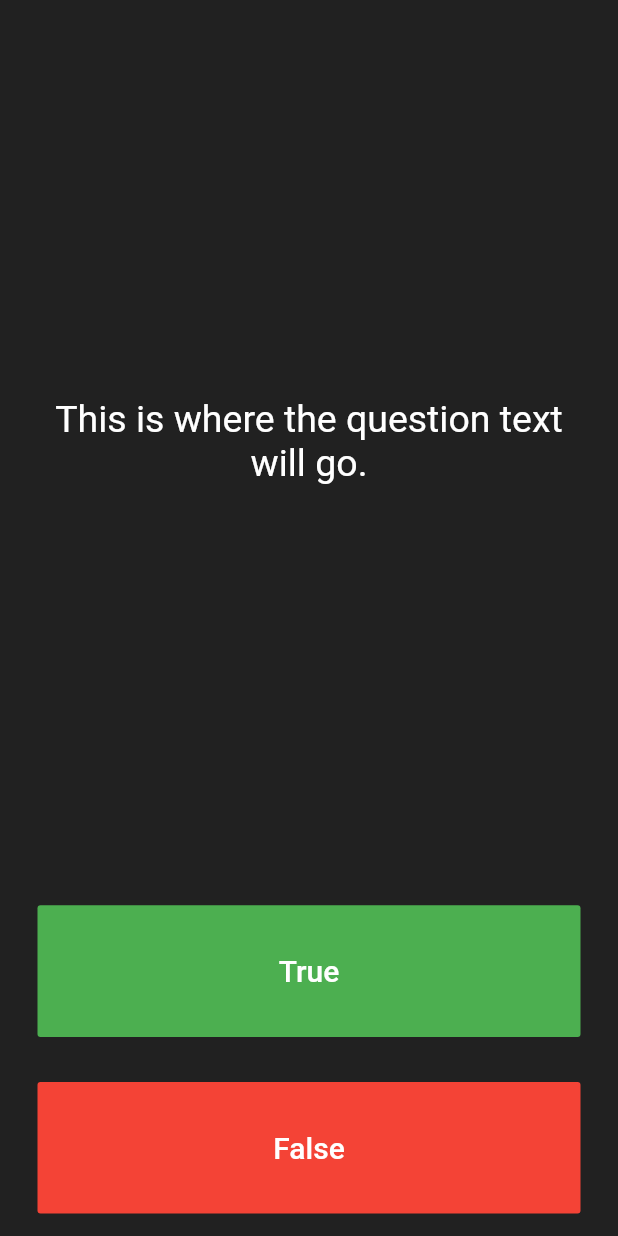
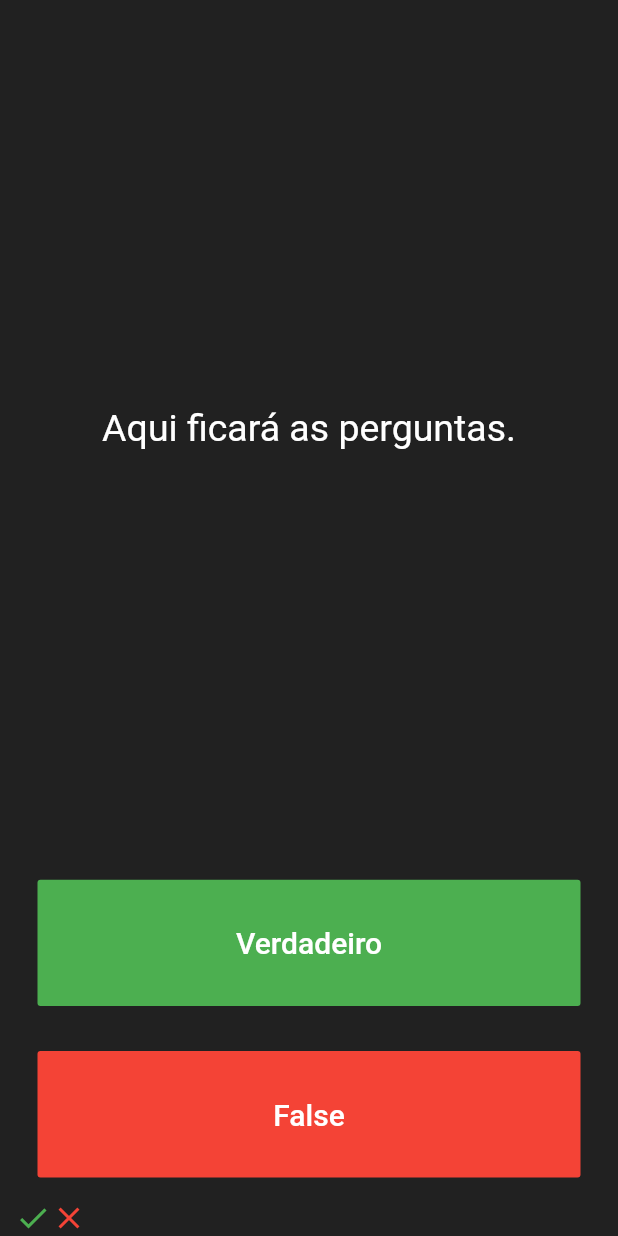
Before and after one commit to eduardoramos1/quizzler, a Flutter app: the screen it shows after launch, on a phone screen of 412 x 824 dp. Run offline on Flutter 3.47's test engine with Material 2 defaults, Android fonts, the phone set to English and light mode, and no system bars.

Commit message:
Estrutura basica do scoreKeeper

```diff
--- a/lib/main.dart
+++ b/lib/main.dart
@@ -25,6 +25,17 @@ class QuizPage extends StatefulWidget {
 }
 
 class _QuizPageState extends State<QuizPage> {
+  List<Widget> scoreKeeper = [
+    Icon(
+      Icons.check,
+      color: Colors.green,
+    ),
+    Icon(
+      Icons.close,
+      color: Colors.red,
+    )
+  ];
+
   @override
   Widget build(BuildContext context) {
     return Column(
@@ -37,7 +48,7 @@ class _QuizPageState extends State<QuizPage> {
             padding: EdgeInsets.all(10.0),
             child: Center(
               child: Text(
-                'This is where the question text will go.',
+                'Aqui ficará as perguntas.',
                 textAlign: TextAlign.center,
                 style: TextStyle(
                   fontSize: 25.0,
@@ -54,14 +65,19 @@ class _QuizPageState extends State<QuizPage> {
               textColor: Colors.white,
               color: Colors.green,
               child: Text(
-                'True',
+                'Verdadeiro',
                 style: TextStyle(
                   color: Colors.white,
                   fontSize: 20.0,
                 ),
               ),
               onPressed: () {
-                //The user picked true.
+                setState(() {
+                  scoreKeeper.add(Icon(
+                    Icons.check,
+                    color: Colors.green,
+                  ));
+                });
               },
             ),
           ),
@@ -84,7 +100,9 @@ class _QuizPageState extends State<QuizPage> {
             ),
           ),
         ),
-        //TODO: Add a Row here as your score keeper
+        Row(
+          children: scoreKeeper,
+        )
       ],
     );
   }
```
